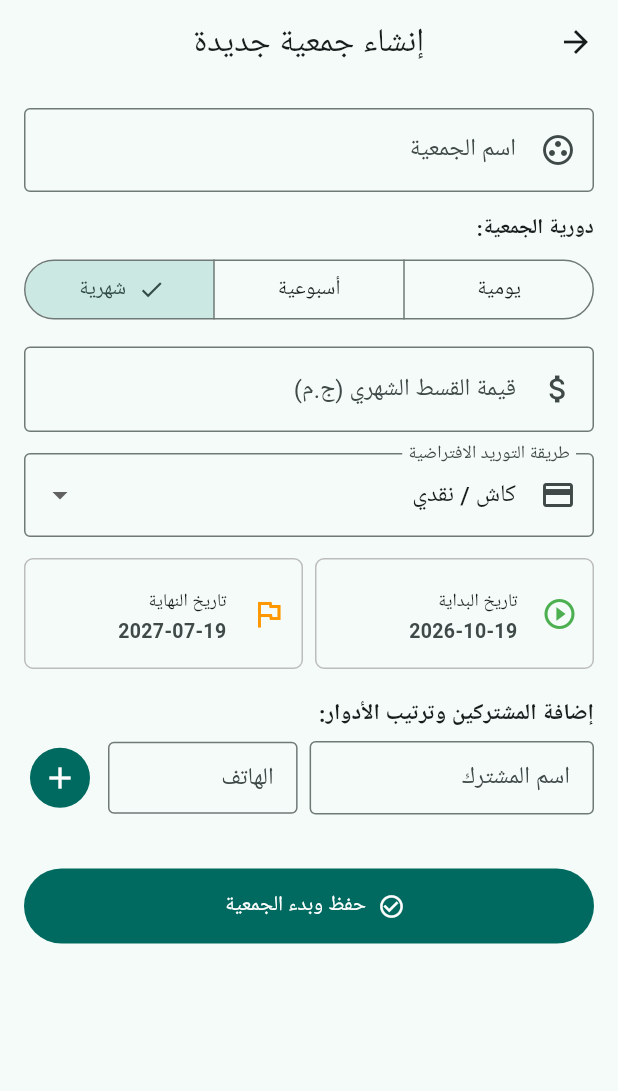
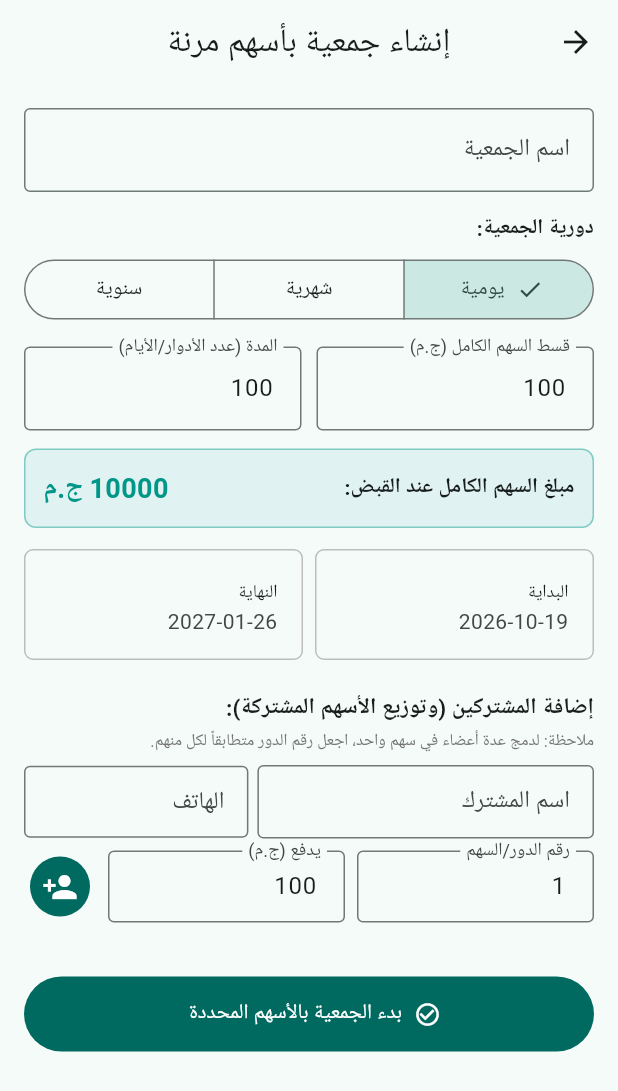
Before and after one commit to mos411551-creator/jamia-app, a Flutter app: the AddEditCircleScreen screen opened directly, on a phone screen of 412 x 824 dp. Shown: the top 1091 px of the screen. Run offline on Flutter 3.47's test engine with Material 3 defaults, Android fonts, the phone set to English and light mode, and no system bars; our stand-ins replace flutter_local_notifications, local_auth, pdf, printing, share_plus, sqflite and 1 more; accounts and stored records are empty.

Commit message:
Update add_edit_circle_screen.dart

```diff
--- a/lib/screens/add_edit_circle_screen.dart
+++ b/lib/screens/add_edit_circle_screen.dart
@@ -1,14 +1,19 @@
 import 'package:flutter/material.dart';
 import 'package:intl/intl.dart';
 import '../database/db_helper.dart';
-import '../services/notification_service.dart';
 
 class MemberInput {
   String name;
   String phone;
-  double shares;
+  int turnIndex;
+  double memberPayment;
 
-  MemberInput({required this.name, this.phone = '', this.shares = 1.0});
+  MemberInput({
+    required this.name,
+    this.phone = '',
+    required this.turnIndex,
+    required this.memberPayment,
+  });
 }
 
 class AddEditCircleScreen extends StatefulWidget {
@@ -23,15 +28,17 @@ class _AddEditCircleScreenState extends State<AddEditCircleScreen> {
   final _formKey = GlobalKey<FormState>();
   late TextEditingController _nameController;
   late TextEditingController _shareAmountController;
+  late TextEditingController _totalCyclesController;
 
-  String _cycleType = 'monthly';
-  String _paymentMethod = 'cash';
+  String _cycleType = 'daily';
   DateTime _startDate = DateTime.now();
   late DateTime _endDate;
 
   final List<MemberInput> _members = [];
   final _memberNameController = TextEditingController();
   final _memberPhoneController = TextEditingController();
+  final _memberTurnController = TextEditingController(text: '1');
+  final _memberAmountController = TextEditingController(text: '100');
 
   bool get isEditing => widget.existingCircle != null;
 
@@ -41,90 +48,53 @@ class _AddEditCircleScreenState extends State<AddEditCircleScreen> {
     final item = widget.existingCircle;
     _nameController = TextEditingController(text: item != null ? item['name'] : '');
     _shareAmountController = TextEditingController(
-      text: item != null ? item['share_amount'].toString() : '',
+      text: item != null ? item['share_amount'].toString() : '100',
     );
+    _totalCyclesController = TextEditingController(
+      text: item != null ? item['total_months'].toString() : '100',
+    );
+
     if (item != null) {
-      _cycleType = item['cycle_type'] ?? 'monthly';
-      _paymentMethod = item['payment_method'] ?? 'cash';
+      _cycleType = item['cycle_type'] ?? 'daily';
       _startDate = DateTime.tryParse(item['start_date'] ?? '') ?? DateTime.now();
-      if (item['end_date'] != null && item['end_date'].toString().isNotEmpty) {
-        _endDate = DateTime.tryParse(item['end_date']) ?? _calculateDefaultEnd(_startDate, item['total_months'] ?? 10, _cycleType);
-      } else {
-        _endDate = _calculateDefaultEnd(_startDate, item['total_months'] ?? 10, _cycleType);
-      }
+      _endDate = DateTime.tryParse(item['end_date'] ?? '') ?? _calcEndDate(_startDate, int.tryParse(_totalCyclesController.text) ?? 100, _cycleType);
     } else {
-      _endDate = _calculateDefaultEnd(_startDate, 10, _cycleType);
+      _endDate = _calcEndDate(_startDate, 100, _cycleType);
     }
   }
 
-  DateTime _calculateDefaultEnd(DateTime start, int count, String cycle) {
+  DateTime _calcEndDate(DateTime start, int count, String cycle) {
     final steps = count > 0 ? count - 1 : 0;
     switch (cycle) {
       case 'daily':
         return start.add(Duration(days: steps));
-      case 'weekly':
-        return start.add(Duration(days: steps * 7));
+      case 'yearly':
+        return DateTime(start.year + steps, start.month, start.day);
       case 'monthly':
       default:
         return DateTime(start.year, start.month + steps, start.day);
     }
   }
 
-  String _getInstallmentLabel() {
-    switch (_cycleType) {
-      case 'daily':
-        return 'قيمة القسط اليومي (ج.م)';
-      case 'weekly':
-        return 'قيمة القسط الأسبوعي (ج.م)';
-      case 'monthly':
-      default:
-        return 'قيمة القسط الشهري (ج.م)';
-    }
-  }
-
   void _addMember() {
     if (_memberNameController.text.trim().isEmpty) return;
+
+    final double memAmount = double.tryParse(_memberAmountController.text) ?? 100.0;
+    final int turn = int.tryParse(_memberTurnController.text) ?? 1;
+
     setState(() {
-      _members.add(
-        MemberInput(
-          name: _memberNameController.text.trim(),
-          phone: _memberPhoneController.text.trim(),
-        ),
-      );
+      _members.add(MemberInput(
+        name: _memberNameController.text.trim(),
+        phone: _memberPhoneController.text.trim(),
+        turnIndex: turn,
+        memberPayment: memAmount,
+      ));
+
       _memberNameController.clear();
       _memberPhoneController.clear();
-      // تحديث تاريخ النهاية تلقائياً بناءً على عدد المشتركين إذا لم يكن معدلاً يدوياً
-      _endDate = _calculateDefaultEnd(_startDate, _members.length, _cycleType);
+      _memberTurnController.text = (turn + 1).toString();
+      _memberAmountController.text = _shareAmountController.text;
     });
-  }
-
-  Future<void> _pickStartDate() async {
-    final picked = await showDatePicker(
-      context: context,
-      initialDate: _startDate,
-      firstDate: DateTime(2020),
-      lastDate: DateTime(2040),
-    );
-    if (picked != null) {
-      setState(() {
-        _startDate = picked;
-        if (_endDate.isBefore(_startDate)) {
-          _endDate = _startDate.add(const Duration(days: 30));
-        }
-      });
-    }
-  }
-
-  Future<void> _pickEndDate() async {
-    final picked = await showDatePicker(
-      context: context,
-      initialDate: _endDate.isAfter(_startDate) ? _endDate : _startDate,
-      firstDate: _startDate,
-      lastDate: DateTime(2040),
-    );
-    if (picked != null) {
-      setState(() => _endDate = picked);
-    }
   }
 
   Future<void> _saveCircle() async {
@@ -137,74 +107,64 @@ class _AddEditCircleScreenState extends State<AddEditCircleScreen> {
     }
 
     final db = await DBHelper.instance.database;
-    final shareAmount = double.parse(_shareAmountController.text);
+    final double fullShareAmount = double.parse(_shareAmountController.text);
+    final int totalCycles = int.parse(_totalCyclesController.text);
     final startDateStr = DateFormat('yyyy-MM-dd').format(_startDate);
     final endDateStr = DateFormat('yyyy-MM-dd').format(_endDate);
 
     if (isEditing) {
-      final circleId = widget.existingCircle!['id'];
       await DBHelper.instance.updateCircleDetails(
-        circleId: circleId,
+        circleId: widget.existingCircle!['id'],
         name: _nameController.text.trim(),
-        shareAmount: shareAmount,
+        shareAmount: fullShareAmount,
         cycleType: _cycleType,
-        paymentMethod: _paymentMethod,
         startDate: startDateStr,
         endDate: endDateStr,
       );
     } else {
-      final totalMonths = _members.length;
       await db.transaction((txn) async {
         final circleId = await txn.insert('circles', {
           'name': _nameController.text.trim(),
-          'share_amount': shareAmount,
-          'total_months': totalMonths,
+          'share_amount': fullShareAmount,
+          'total_months': totalCycles,
           'start_date': startDateStr,
           'end_date': endDateStr,
           'cycle_type': _cycleType,
-          'payment_method': _paymentMethod,
           'status': 'active',
         });
 
-        List<int> memberIds = [];
+        final double totalCirclePot = fullShareAmount * totalCycles;
+
         for (var m in _members) {
-          final mId = await txn.insert('members', {
+          final double fraction = m.memberPayment / (fullShareAmount == 0 ? 1 : fullShareAmount);
+          final double memberPayout = totalCirclePot * fraction;
+
+          final memberId = await txn.insert('members', {
             'circle_id': circleId,
             'name': m.name,
             'phone': m.phone,
-            'shares_count': m.shares,
+            'shares_count': fraction,
+            'turn_index': m.turnIndex,
           });
-          memberIds.add(mId);
-        }
 
-        for (int i = 0; i < memberIds.length; i++) {
-          final payoutDate = _calculateDefaultEnd(_startDate, i + 1, _cycleType);
-          final payoutId = await txn.insert('payouts', {
+          final payoutDate = _calcEndDate(_startDate, m.turnIndex, _cycleType);
+
+          await txn.insert('payouts', {
             'circle_id': circleId,
-            'member_id': memberIds[i],
-            'month_index': i + 1,
+            'member_id': memberId,
+            'month_index': m.turnIndex,
+            'expected_amount': memberPayout,
             'payout_date': DateFormat('yyyy-MM-dd').format(payoutDate),
             'is_received': 0,
           });
 
-          NotificationService().scheduleCircleReminder(
-            notificationId: payoutId,
-            circleName: _nameController.text.trim(),
-            receiverName: _members[i].name,
-            dueDate: payoutDate,
-          );
-        }
-
-        for (int month = 1; month <= totalMonths; month++) {
-          for (int memberId in memberIds) {
+          for (int cycle = 1; cycle <= totalCycles; cycle++) {
             await txn.insert('payments', {
               'circle_id': circleId,
               'member_id': memberId,
-              'month_index': month,
-              'amount_paid': shareAmount,
+              'month_index': cycle,
+              'amount_paid': m.memberPayment,
               'is_paid': 0,
-              'payment_method': _paymentMethod,
-              'payment_date': null,
             });
           }
         }
@@ -216,9 +176,13 @@ class _AddEditCircleScreenState extends State<AddEditCircleScreen> {
 
   @override
   Widget build(BuildContext context) {
+    final double fullShare = double.tryParse(_shareAmountController.text) ?? 100.0;
+    final int cycles = int.tryParse(_totalCyclesController.text) ?? 100;
+    final double totalPot = fullShare * cycles;
+
     return Scaffold(
       appBar: AppBar(
-        title: Text(isEditing ? 'تعديل بيانات الجمعية' : 'إنشاء جمعية جديدة'),
+        title: Text(isEditing ? 'تعديل الجمعية' : 'إنشاء جمعية بأسهم مرنة'),
         centerTitle: true,
       ),
       body: Form(
@@ -226,112 +190,152 @@ class _AddEditCircleScreenState extends State<AddEditCircleScreen> {
         child: ListView(
           padding: const EdgeInsets.all(16),
           children: [
-            // اسم الجمعية
             TextFormField(
               controller: _nameController,
-              decoration: const InputDecoration(
-                labelText: 'اسم الجمعية',
-                border: OutlineInputBorder(),
-                prefixIcon: Icon(Icons.group_work_outlined),
-              ),
+              decoration: const InputDecoration(labelText: 'اسم الجمعية', border: OutlineInputBorder()),
               validator: (v) => v!.isEmpty ? 'مطلوب' : null,
             ),
             const SizedBox(height: 14),
 
-            // نوع دورية الجمعية
             const Text('دورية الجمعية:', style: TextStyle(fontWeight: FontWeight.bold)),
             const SizedBox(height: 6),
             SegmentedButton<String>(
               segments: const [
                 ButtonSegment(value: 'daily', label: Text('يومية')),
-                ButtonSegment(value: 'weekly', label: Text('أسبوعية')),
                 ButtonSegment(value: 'monthly', label: Text('شهرية')),
+                ButtonSegment(value: 'yearly', label: Text('سنوية')),
               ],
               selected: {_cycleType},
               onSelectionChanged: (val) {
                 setState(() {
                   _cycleType = val.first;
-                  _endDate = _calculateDefaultEnd(_startDate, _members.isNotEmpty ? _members.length : 10, _cycleType);
+                  _endDate = _calcEndDate(_startDate, int.tryParse(_totalCyclesController.text) ?? 100, _cycleType);
                 });
               },
             ),
             const SizedBox(height: 14),
 
-            // قيمة القسط (مع تحديث التسمية حسب الدورية)
-            TextFormField(
-              controller: _shareAmountController,
-              keyboardType: TextInputType.number,
-              decoration: InputDecoration(
-                labelText: _getInstallmentLabel(),
-                hintText: 'مثال: 500',
-                border: const OutlineInputBorder(),
-                prefixIcon: const Icon(Icons.attach_money),
+            Row(
+              children: [
+                Expanded(
+                  child: TextFormField(
+                    controller: _shareAmountController,
+                    keyboardType: TextInputType.number,
+                    decoration: const InputDecoration(
+                      labelText: 'قسط السهم الكامل (ج.م)',
+                      hintText: '100',
+                      border: OutlineInputBorder(),
+                    ),
+                    onChanged: (v) {
+                      _memberAmountController.text = v;
+                      setState(() {});
+                    },
+                    validator: (v) => v!.isEmpty ? 'مطلوب' : null,
+                  ),
+                ),
+                const SizedBox(width: 10),
+                Expanded(
+                  child: TextFormField(
+                    controller: _totalCyclesController,
+                    keyboardType: TextInputType.number,
+                    decoration: const InputDecoration(
+                      labelText: 'المدة (عدد الأدوار/الأيام)',
+                      hintText: '100',
+                      border: OutlineInputBorder(),
+                    ),
+                    onChanged: (v) {
+                      final c = int.tryParse(v) ?? 1;
+                      setState(() => _endDate = _calcEndDate(_startDate, c, _cycleType));
+                    },
+                    validator: (v) => v!.isEmpty ? 'مطلوب' : null,
+                  ),
+                ),
+              ],
+            ),
+            const SizedBox(height: 12),
+
+            Container(
+              padding: const EdgeInsets.all(12),
+              decoration: BoxDecoration(
+                color: Colors.teal.shade50,
+                borderRadius: BorderRadius.circular(8),
+                border: Border.all(color: Colors.teal.shade200),
               ),
-              validator: (v) => v!.isEmpty ? 'مطلوب تحديد قيمة القسط' : null,
+              child: Row(
+                mainAxisAlignment: MainAxisAlignment.spaceBetween,
+                children: [
+                  const Text('مبلغ السهم الكامل عند القبض:', style: TextStyle(fontWeight: FontWeight.bold)),
+                  Text(
+                    '${totalPot.toStringAsFixed(0)} ج.م',
+                    style: const TextStyle(fontSize: 18, fontWeight: FontWeight.bold, color: Colors.teal),
+                  ),
+                ],
+              ),
             ),
             const SizedBox(height: 14),
 
-            // طريقة التوريد
-            DropdownButtonFormField<String>(
-              value: _paymentMethod,
-              decoration: const InputDecoration(
-                labelText: 'طريقة التوريد الافتراضية',
-                border: OutlineInputBorder(),
-                prefixIcon: Icon(Icons.payment),
-              ),
-              items: const [
-                DropdownMenuItem(value: 'cash', child: Text('كاش / نقدي')),
-                DropdownMenuItem(value: 'wallet', child: Text('محفظة إلكترونية (فودافون كاش)')),
-                DropdownMenuItem(value: 'bank', child: Text('إنستاباي / بنكي')),
-              ],
-              onChanged: (val) => setState(() => _paymentMethod = val!),
-            ),
-            const SizedBox(height: 14),
-
-            // تاريخ البداية وتاريخ النهاية
             Row(
               children: [
                 Expanded(
                   child: ListTile(
-                    contentPadding: const EdgeInsets.symmetric(horizontal: 10),
                     shape: RoundedRectangleBorder(
                       side: BorderSide(color: Colors.grey.shade400),
                       borderRadius: BorderRadius.circular(6),
                     ),
-                    leading: const Icon(Icons.play_circle_outline, color: Colors.green),
-                    title: const Text('تاريخ البداية', style: TextStyle(fontSize: 12)),
-                    subtitle: Text(
-                      DateFormat('yyyy-MM-dd').format(_startDate),
-                      style: const TextStyle(fontWeight: FontWeight.bold, fontSize: 13),
-                    ),
-                    onTap: _pickStartDate,
+                    title: const Text('البداية', style: TextStyle(fontSize: 12)),
+                    subtitle: Text(DateFormat('yyyy-MM-dd').format(_startDate)),
+                    onTap: () async {
+                      final p = await showDatePicker(
+                        context: context,
+                        initialDate: _startDate,
+                        firstDate: DateTime(2020),
+                        lastDate: DateTime(2045),
+                      );
+                      if (p != null) {
+                        setState(() {
+                          _startDate = p;
+                          _endDate = _calcEndDate(_startDate, int.tryParse(_totalCyclesController.text) ?? 100, _cycleType);
+                        });
+                      }
+                    },
                   ),
                 ),
                 const SizedBox(width: 8),
                 Expanded(
                   child: ListTile(
-                    contentPadding: const EdgeInsets.symmetric(horizontal: 10),
                     shape: RoundedRectangleBorder(
                       side: BorderSide(color: Colors.grey.shade400),
                       borderRadius: BorderRadius.circular(6),
                     ),
-                    leading: const Icon(Icons.flag_outlined, color: Colors.orange),
-                    title: const Text('تاريخ النهاية', style: TextStyle(fontSize: 12)),
-                    subtitle: Text(
-                      DateFormat('yyyy-MM-dd').format(_endDate),
-                      style: const TextStyle(fontWeight: FontWeight.bold, fontSize: 13),
-                    ),
-                    onTap: _pickEndDate,
+                    title: const Text('النهاية', style: TextStyle(fontSize: 12)),
+                    subtitle: Text(DateFormat('yyyy-MM-dd').format(_endDate)),
+                    onTap: () async {
+                      final p = await showDatePicker(
+                        context: context,
+                        initialDate: _endDate,
+                        firstDate: _startDate,
+                        lastDate: DateTime(2045),
+                      );
+                      if (p != null) setState(() => _endDate = p);
+                    },
                   ),
                 ),
               ],
             ),
-            const SizedBox(height: 18),
+            const SizedBox(height: 20),
 
-            // قائمة المشتركين (في حالة الإنشاء فقط)
             if (!isEditing) ...[
-              const Text('إضافة المشتركين وترتيب الأدوار:', style: TextStyle(fontWeight: FontWeight.bold, fontSize: 15)),
+              const Text(
+                'إضافة المشتركين (وتوزيع الأسهم المشتركة):',
+                style: TextStyle(fontWeight: FontWeight.bold, fontSize: 15),
+              ),
+              const SizedBox(height: 4),
+              Text(
+                'ملاحظة: لدمج عدة أعضاء في سهم واحد، اجعل رقم الدور متطابقاً لكل منهم.',
+                style: TextStyle(fontSize: 11, color: Colors.grey.shade600),
+              ),
               const SizedBox(height: 8),
+
               Row(
                 children: [
                   Expanded(
@@ -341,7 +345,7 @@ class _AddEditCircleScreenState extends State<AddEditCircleScreen> {
                       decoration: const InputDecoration(hintText: 'اسم المشترك', isDense: true, border: OutlineInputBorder()),
                     ),
                   ),
-                  const SizedBox(width: 8),
+                  const SizedBox(width: 6),
                   Expanded(
                     flex: 2,
                     child: TextField(
@@ -350,45 +354,61 @@ class _AddEditCircleScreenState extends State<AddEditCircleScreen> {
                       decoration: const InputDecoration(hintText: 'الهاتف', isDense: true, border: OutlineInputBorder()),
                     ),
                   ),
+                ],
+              ),
+              const SizedBox(height: 8),
+              Row(
+                children: [
+                  Expanded(
+                    child: TextField(
+                      controller: _memberTurnController,
+                      keyboardType: TextInputType.number,
+                      decoration: const InputDecoration(labelText: 'رقم الدور/السهم', isDense: true, border: OutlineInputBorder()),
+                    ),
+                  ),
                   const SizedBox(width: 8),
-                  IconButton.filled(onPressed: _addMember, icon: const Icon(Icons.add)),
+                  Expanded(
+                    child: TextField(
+                      controller: _memberAmountController,
+                      keyboardType: TextInputType.number,
+                      decoration: const InputDecoration(labelText: 'يدفع (ج.م)', isDense: true, border: OutlineInputBorder()),
+                    ),
+                  ),
+                  const SizedBox(width: 8),
+                  IconButton.filled(
+                    onPressed: _addMember,
+                    icon: const Icon(Icons.person_add),
+                    tooltip: 'إضافة المشترك',
+                  ),
                 ],
               ),
               const SizedBox(height: 12),
-              ReorderableListView.builder(
+
+              ListView.builder(
                 shrinkWrap: true,
                 physics: const NeverScrollableScrollPhysics(),
                 itemCount: _members.length,
-                onReorder: (oldIdx, newIdx) {
-                  setState(() {
-                    if (newIdx > oldIdx) newIdx -= 1;
-                    final item = _members.removeAt(oldIdx);
-                    _members.insert(newIdx, item);
-                  });
-                },
                 itemBuilder: (context, index) {
                   final member = _members[index];
-                  final pDate = _calculateDefaultEnd(_startDate, index + 1, _cycleType);
+                  final fraction = member.memberPayment / (fullShare == 0 ? 1 : fullShare);
+                  final payoutVal = totalPot * fraction;
+                  final pDate = _calcEndDate(_startDate, member.turnIndex, _cycleType);
+
                   return Card(
-                    key: ValueKey(member),
+                    margin: const EdgeInsets.symmetric(vertical: 4),
                     child: ListTile(
-                      leading: CircleAvatar(child: Text('${index + 1}')),
-                      title: Text(member.name),
-                      subtitle: Text('قبض: ${DateFormat('yyyy-MM-dd').format(pDate)}'),
-                      trailing: Row(
-                        mainAxisSize: MainAxisSize.min,
-                        children: [
-                          IconButton(
-                            icon: const Icon(Icons.delete, color: Colors.red),
-                            onPressed: () {
-                              setState(() {
-                                _members.removeAt(index);
-                                _endDate = _calculateDefaultEnd(_startDate, _members.length, _cycleType);
-                              });
-                            },
-                          ),
-                          const Icon(Icons.drag_handle),
-                        ],
+                      leading: CircleAvatar(
+                        backgroundColor: Colors.teal.shade100,
+                        child: Text('${member.turnIndex}'),
+                      ),
+                      title: Text(member.name, style: const TextStyle(fontWeight: FontWeight.bold)),
+                      subtitle: Text(
+                        'يدفع: ${member.memberPayment.toStringAsFixed(0)} ج.م • يستلم: ${payoutVal.toStringAsFixed(0)} ج.م\nتاريخ القبض: ${DateFormat('yyyy-MM-dd').format(pDate)}',
+                        style: const TextStyle(fontSize: 12),
+                      ),
+                      trailing: IconButton(
+                        icon: const Icon(Icons.delete, color: Colors.red),
+                        onPressed: () => setState(() => _members.removeAt(index)),
                       ),
                     ),
                   );
@@ -401,7 +421,7 @@ class _AddEditCircleScreenState extends State<AddEditCircleScreen> {
               style: FilledButton.styleFrom(minimumSize: const Size.fromHeight(50)),
               onPressed: _saveCircle,
               icon: const Icon(Icons.check_circle_outline),
-              label: Text(isEditing ? 'حفظ التعديلات' : 'حفظ وبدء الجمعية'),
+              label: Text(isEditing ? 'حفظ التعديلات' : 'بدء الجمعية بالأسهم المحددة'),
             ),
           ],
         ),
```
